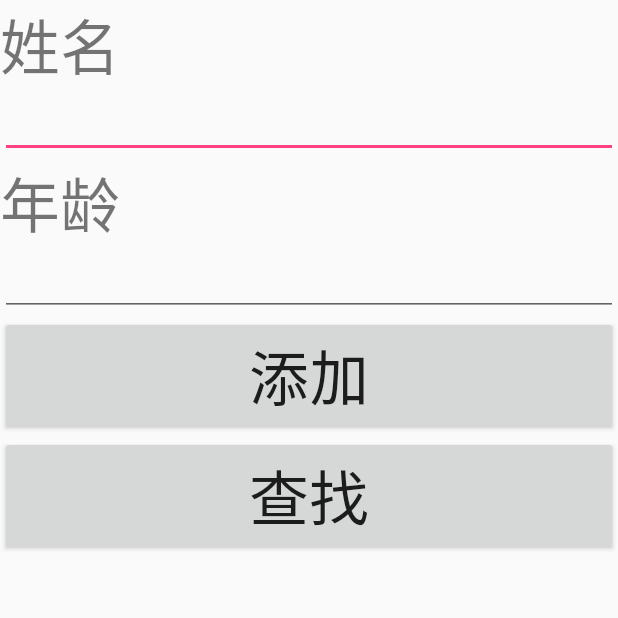
After one commit to wangyun123/LearnAndroid, an Android app: the ResolverDemoActivity screen opened directly, with no data from a screen before it, on a phone screen of 412 x 824 dp, the top half of it. The commit adds this screen. Run offline under Robolectric (Android 15) with nearby library versions, the phone set to English and light mode, and no system bars.

Commit message:
Content Provider应用实例 http://blog.csdn.net/wangkuifeng0118/article/details/7028953

```diff
--- a/app/src/main/java/com/example/swty_wy/myapplication/MainActivity.java
+++ b/app/src/main/java/com/example/swty_wy/myapplication/MainActivity.java
@@ -10,6 +10,8 @@ import android.util.Log;
 import android.view.View;
 import android.widget.Button;
 import android.widget.Toast;
+
+import com.example.swty_wy.myapplication.contentprovider.ResolverDemoActivity;
 
 import java.io.File;
 import java.io.FileNotFoundException;
@@ -142,7 +144,8 @@ public class MainActivity extends AppCompatActivity implements View.OnClickListe
                 startActivity(new Intent(MainActivity.this, VolleyActivity.class));
                 break;
             case R.id.button_show_activity_content_provider:
-                startActivity(new Intent(MainActivity.this, ContentProviderDemoAcitvity.class));
+                //startActivity(new Intent(MainActivity.this, ContentProviderDemoAcitvity.class));
+                startActivity(new Intent(MainActivity.this, ResolverDemoActivity.class));
                 break;
         }
     }
--- /dev/null
+++ b/app/src/main/java/com/example/swty_wy/myapplication/contentprovider/ResolverDemoActivity.java
@@ -0,0 +1,80 @@
+package com.example.swty_wy.myapplication.contentprovider;
+
+import android.app.Activity;
+import android.content.ContentResolver;
+import android.content.ContentValues;
+import android.database.Cursor;
+import android.net.Uri;
+import android.os.Bundle;
+import android.view.View;
+import android.widget.AdapterView;
+import android.widget.Button;
+import android.widget.EditText;
+import android.widget.ListView;
+import android.widget.SimpleCursorAdapter;
+import android.widget.Toast;
+
+import com.example.swty_wy.myapplication.R;
+
+/**
+ * Created by SWTY-WY on 2016/8/18.
+ */
+public class ResolverDemoActivity extends Activity implements View.OnClickListener{
+    private SimpleCursorAdapter adapter;
+    private ListView listView;
+    private EditText mEditTextName;
+    private EditText mEditTextAge;
+
+    @Override
+    protected void onCreate(Bundle savedInstanceState) {
+        super.onCreate(savedInstanceState);
+        setContentView(R.layout.activity_resolver);
+
+        listView=(ListView) this.findViewById(R.id.list_view_persons);
+        ContentResolver contentResolver = getContentResolver();
+        Uri selectUri = Uri.parse("content://com.example.swty_wy.myapplication.contentprovider/person");
+        Cursor cursor=contentResolver.query(selectUri, null, null, null, null);
+
+        adapter = new SimpleCursorAdapter(this, R.layout.item_person, cursor,
+                new String[]{"_id", "name", "age"},
+                new int[]{R.id.person_id, R.id.person_name, R.id.person_age},
+                SimpleCursorAdapter.FLAG_REGISTER_CONTENT_OBSERVER);
+        listView.setAdapter(adapter);
+
+        listView.setOnItemClickListener(new AdapterView.OnItemClickListener() {
+            @Override
+            public void onItemClick(AdapterView<?> parent, View view, int position, long id) {
+                ListView lView = (ListView)parent;
+                Cursor data = (Cursor)lView.getItemAtPosition(position);
+                int _id = data.getInt(data.getColumnIndex("_id"));
+                Toast.makeText(ResolverDemoActivity.this, _id+"", Toast.LENGTH_SHORT).show();
+            }
+        });
+
+        Button mButtonAddPerson = (Button) findViewById(R.id.button_add_person);
+        mButtonAddPerson.setOnClickListener(this);
+
+        Button mButtonSearchPerson = (Button) findViewById(R.id.button_search_person);
+        mButtonSearchPerson.setOnClickListener(this);
+
+        mEditTextName = (EditText) findViewById(R.id.edit_text_person_name);
+        mEditTextAge = (EditText) findViewById(R.id.edit_text_person_age);
+    }
+
+    @Override
+    public void onClick(View v) {
+        switch (v.getId()){
+            case R.id.button_add_person:
+                ContentResolver contentResolver = getContentResolver();
+                Uri insertUri = Uri.parse("content://com.example.swty_wy.myapplication.contentprovider/person");
+                ContentValues values = new ContentValues();
+                values.put("name", mEditTextName.getText().toString());
+                values.put("age", mEditTextAge.getText().toString());
+                Uri uri = contentResolver.insert(insertUri, values);
+                Toast.makeText(ResolverDemoActivity.this, "添加完成", Toast.LENGTH_SHORT).show();
+                break;
+            case R.id.button_search_person:
+                break;
+        }
+    }
+}
--- /dev/null
+++ b/app/src/main/res/layout/activity_resolver.xml
@@ -0,0 +1,49 @@
+<?xml version="1.0" encoding="utf-8"?>
+<LinearLayout xmlns:android="http://schemas.android.com/apk/res/android"
+    android:orientation="vertical"
+    android:layout_width="match_parent"
+    android:layout_height="match_parent">
+
+    <TextView
+        android:layout_width="match_parent"
+        android:layout_height="wrap_content"
+        android:text="姓名"
+        android:textSize="40sp"/>
+
+    <EditText
+        android:layout_width="match_parent"
+        android:layout_height="wrap_content"
+        android:id="@+id/edit_text_person_name"/>
+
+    <TextView
+        android:layout_width="match_parent"
+        android:layout_height="wrap_content"
+        android:text="年龄"
+        android:textSize="40sp"/>
+
+    <EditText
+        android:layout_width="match_parent"
+        android:layout_height="wrap_content"
+        android:id="@+id/edit_text_person_age"/>
+
+    <Button
+        android:layout_width="match_parent"
+        android:layout_height="wrap_content"
+        android:id="@+id/button_add_person"
+        android:text="添加"
+        android:textSize="40sp"/>
+
+    <Button
+        android:layout_width="match_parent"
+        android:layout_height="wrap_content"
+        android:id="@+id/button_search_person"
+        android:text="查找"
+        android:textSize="40sp"/>
+
+    <ListView
+        android:layout_width="match_parent"
+        android:layout_height="wrap_content"
+        android:id="@+id/list_view_persons">
+    </ListView>
+
+</LinearLayout>
--- /dev/null
+++ b/settings.gradle
@@ -0,0 +1 @@
+include ':app'
```
Also changed, not shown: app/src/main/AndroidManifest.xml (+7 -0 lines), app/src/main/java/com/example/swty_wy/myapplication/ContentProviderDemoAcitvity.java (+18 -36 lines), app/src/main/java/com/example/swty_wy/myapplication/contentprovider/Person.java (added, +46 -0 lines), app/src/main/java/com/example/swty_wy/myapplication/contentprovider/PersonDBOpenHelper.java (added, +29 -0 lines), app/src/main/java/com/example/swty_wy/myapplication/contentprovider/PersonProvider.java (added, +123 -0 lines), app/src/main/java/com/example/swty_wy/myapplication/contentprovider/PersonService.java (added, +62 -0 lines), app/src/main/res/layout/item_person.xml (added, +29 -0 lines), build.gradle (added, +23 -0 lines), gradle.properties (added, +18 -0 lines), gradle/wrapper/gradle-wrapper.properties (added), 3 other files.
